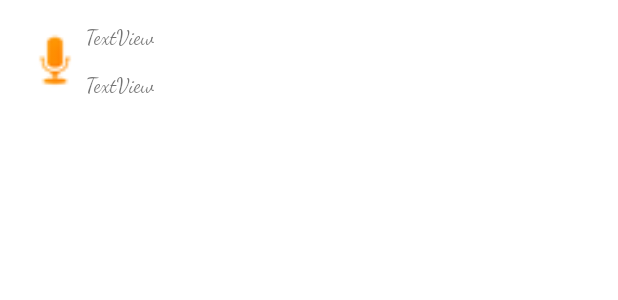
After one commit to ayushsingh01042003/Sem-3-AudioRecorder-Java, an Android app: the layout single_list_item.xml on its own in the app's theme, with its tools: preview values and no code run, on a phone screen of 412 x 824 dp. The commit adds this screen. Shown: the top 300 px of the screen. Run offline under Robolectric (Android 15) with nearby library versions, the phone set to English and light mode, and no system bars.

Commit message:
Files are shown in recycler view now

```diff
--- /dev/null
+++ b/app/src/main/res/layout/single_list_item.xml
@@ -0,0 +1,39 @@
+<?xml version="1.0" encoding="utf-8"?>
+<androidx.constraintlayout.widget.ConstraintLayout xmlns:android="http://schemas.android.com/apk/res/android"
+    xmlns:app="http://schemas.android.com/apk/res-auto"
+    xmlns:tools="http://schemas.android.com/tools"
+    android:layout_width="match_parent"
+    android:layout_height="wrap_content">
+
+    <ImageView
+        android:id="@+id/ListIcon"
+        android:layout_width="41dp"
+        android:layout_height="49dp"
+        android:layout_marginStart="16dp"
+        android:layout_marginTop="16dp"
+        app:layout_constraintBottom_toBottomOf="parent"
+        app:layout_constraintStart_toStartOf="parent"
+        app:layout_constraintTop_toTopOf="parent"
+        app:layout_constraintVertical_bias="1.0"
+        app:srcCompat="@android:drawable/presence_audio_away"
+        tools:ignore="ImageContrastCheck"
+        android:contentDescription="@string/todo" />
+
+    <TextView
+        android:id="@+id/ListTitle"
+        android:layout_width="wrap_content"
+        android:layout_height="wrap_content"
+        android:fontFamily="cursive"
+        android:text="@string/textview3"
+        app:layout_constraintStart_toEndOf="@+id/ListIcon"
+        app:layout_constraintTop_toTopOf="@+id/ListIcon" />
+
+    <TextView
+        android:id="@+id/ListDate"
+        android:layout_width="wrap_content"
+        android:layout_height="wrap_content"
+        android:fontFamily="cursive"
+        android:text="@string/textview"
+        app:layout_constraintBottom_toBottomOf="@+id/ListIcon"
+        app:layout_constraintStart_toEndOf="@+id/ListIcon" />
+</androidx.constraintlayout.widget.ConstraintLayout>
--- a/app/src/main/res/values/strings.xml
+++ b/app/src/main/res/values/strings.xml
@@ -3,4 +3,7 @@
     <string name="start_pause_recording">Start/Pause recording</string>
     <string name="save">Save</string>
     <string name="list">List</string>
+    <string name="textview">TextView</string>
+    <string name="textview3">TextView</string>
+    <string name="todo">TODO</string>
 </resources>
```
Also changed, not shown: app/src/main/java/com/example/audiorecorder/ListAdapter.java (added, +53 -0 lines), app/src/main/java/com/example/audiorecorder/MainActivity.java (+4 -5 lines), app/src/main/java/com/example/audiorecorder/savedRecordings.java (+13 -1 lines), app/src/main/res/layout/activity_saved_recordings.xml (+10 -4 lines).
